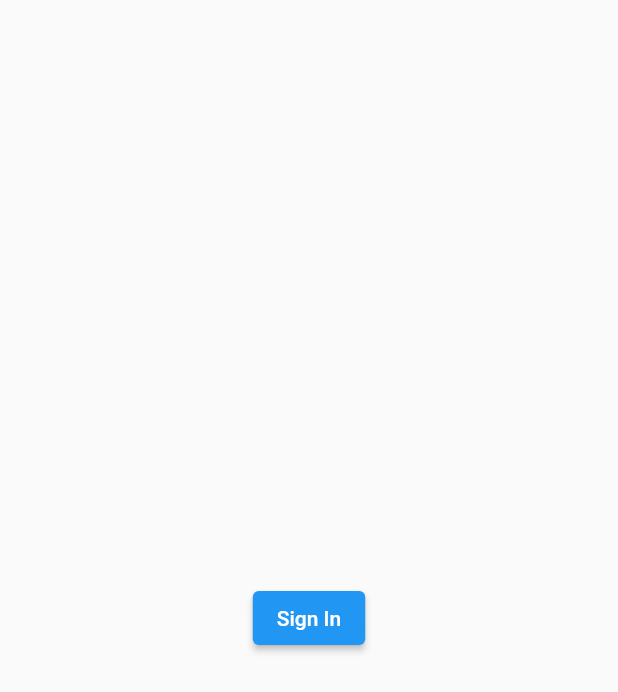
After one commit to Kilo-Loco/whats-next-flutter-demo, a Flutter app: the screen it shows after launch, after a tap on "Sign In", on a phone screen of 412 x 824 dp. The commit adds this screen. Shown: the top 692 px of the screen. Run offline on Flutter 3.47's test engine with Material 2 defaults, Android fonts, the phone set to English and light mode, and no system bars; our stand-ins replace cached_network_image, file_picker; missing offline and left inert: amplify_api, amplify_auth_cognito, amplify_datastore, amplify_datastore_plugin_interface, amplify_flutter, amplify_storage_s3.

Commit message:
latest working storage

```diff
--- a/flutter_amplify_storage/lib/amplifyconfiguration.dart
+++ b/flutter_amplify_storage/lib/amplifyconfiguration.dart
@@ -12,25 +12,25 @@ const amplifyconfig = ''' {
                 "CredentialsProvider": {
                     "CognitoIdentity": {
                         "Default": {
-                            "PoolId": "us-west-2:ec78c122-9b61-4259-871c-e0e108abeaa2",
+                            "PoolId": "us-west-2:ca3573f5-9aa3-4bc3-b8f6-cbca91e2841c",
                             "Region": "us-west-2"
                         }
                     }
                 },
                 "CognitoUserPool": {
                     "Default": {
-                        "PoolId": "us-west-2_HovbYNvWq",
-                        "AppClientId": "2ej4i7cnjudeap63s1fnamru7l",
+                        "PoolId": "us-west-2_fmPlCC3vQ",
+                        "AppClientId": "74fj3nq3ku8o90f7don1tqj9sc",
                         "Region": "us-west-2"
                     }
                 },
                 "Auth": {
                     "Default": {
                         "OAuth": {
-                            "WebDomain": "flutteramplifystorag28eae8c4-28eae8c4-dev.auth.us-west-2.amazoncognito.com",
-                            "AppClientId": "2ej4i7cnjudeap63s1fnamru7l",
-                            "SignInRedirectURI": "gallery://",
-                            "SignOutRedirectURI": "gallery://",
+                            "WebDomain": "flutteramplifystoragf0425bd1-f0425bd1-dev.auth.us-west-2.amazoncognito.com",
+                            "AppClientId": "74fj3nq3ku8o90f7don1tqj9sc",
+                            "SignInRedirectURI": "galleryapp://callback/",
+                            "SignOutRedirectURI": "galleryapp://signout/",
                             "Scopes": [
                                 "phone",
                                 "email",
@@ -44,7 +44,7 @@ const amplifyconfig = ''' {
                 },
                 "S3TransferUtility": {
                     "Default": {
-                        "Bucket": "flutteramplifystorag4472cfa5ec7640a2ab8a6e3aa01154322-dev",
+                        "Bucket": "flutteramplifystorag30e0de925f284756a7d46d5247581044-dev",
                         "Region": "us-west-2"
                     }
                 }
@@ -54,7 +54,7 @@ const amplifyconfig = ''' {
     "storage": {
         "plugins": {
             "awsS3StoragePlugin": {
-                "bucket": "flutteramplifystorag4472cfa5ec7640a2ab8a6e3aa01154322-dev",
+                "bucket": "flutteramplifystorag30e0de925f284756a7d46d5247581044-dev",
                 "region": "us-west-2",
                 "defaultAccessLevel": "guest"
             }
--- /dev/null
+++ b/flutter_amplify_storage/lib/auth_view.dart
@@ -0,0 +1,38 @@
+import 'package:amplify_auth_cognito/amplify_auth_cognito.dart';
+import 'package:amplify_flutter/amplify.dart';
+import 'package:flutter/material.dart';
+
+class AuthView extends StatefulWidget {
+  final VoidCallback didSignIn;
+
+  AuthView({Key key, @required this.didSignIn}) : super(key: key);
+
+  @override
+  State<StatefulWidget> createState() => _AuthViewState();
+}
+
+class _AuthViewState extends State<AuthView> {
+  @override
+  Widget build(BuildContext context) {
+    return Scaffold(
+      body: Center(
+        child: ElevatedButton(
+          child: Text('Sign In'),
+          onPressed: () => _webSignIn(),
+        ),
+      ),
+    );
+  }
+
+  void _webSignIn() async {
+    try {
+      final res = await Amplify.Auth.signInWithWebUI();
+      print(res);
+      if (res.isSignedIn) {
+        widget.didSignIn();
+      }
+    } on AuthException catch (e) {
+      print(e.message);
+    }
+  }
+}
--- a/flutter_amplify_storage/lib/main.dart
+++ b/flutter_amplify_storage/lib/main.dart
@@ -1,4 +1,9 @@
+import 'package:amplify_auth_cognito/amplify_auth_cognito.dart';
+import 'package:amplify_flutter/amplify.dart';
+import 'package:amplify_storage_s3/amplify_storage_s3.dart';
 import 'package:flutter/material.dart';
+import 'package:flutter_amplify_storage/amplifyconfiguration.dart';
+import 'package:flutter_amplify_storage/auth_view.dart';
 import 'package:flutter_amplify_storage/gallery_view.dart';
 
 void main() {
@@ -11,10 +16,62 @@ class MyApp extends StatefulWidget {
 }
 
 class _MyAppState extends State<MyApp> {
+  bool _amplifyConfigured = false;
+  bool _isSignedIn;
+
+  @override
+  void initState() {
+    super.initState();
+
+    _configureAmplify().then((_) => _attemptAutoLogin());
+  }
+
   @override
   Widget build(BuildContext context) {
     return MaterialApp(
-      home: GalleryView(),
-    );
+        home: _isSignedIn != null
+            ? Navigator(
+                pages: [
+                  // Show Auth View
+                  MaterialPage(child: AuthView(didSignIn: () {
+                    setState(() => _isSignedIn = true);
+                  })),
+
+                  // Show Gallery View
+                  if (_isSignedIn)
+                    MaterialPage(child: GalleryView(didSignOut: () {
+                      setState(() {
+                        _isSignedIn = false;
+                      });
+                    }))
+                ],
+                onPopPage: (route, result) => route.didPop(result),
+              )
+            : Container(
+                color: Colors.white,
+              ));
+  }
+
+  Future<void> _configureAmplify() async {
+    try {
+      await Amplify.addPlugin(AmplifyAuthCognito());
+      await Amplify.addPlugin(AmplifyStorageS3());
+      await Amplify.configure(amplifyconfig);
+
+      print('amplify configured');
+
+      setState(() => _amplifyConfigured = true);
+    } catch (e) {
+      print(e);
+    }
+  }
+
+  void _attemptAutoLogin() async {
+    try {
+      final result = await Amplify.Auth.fetchAuthSession();
+      setState(() => _isSignedIn = result.isSignedIn);
+    } catch (e) {
+      print(e);
+    }
   }
 }
```
Also changed, not shown: flutter_amplify_storage/amplify/team-provider-info.json (+9 -9 lines), flutter_amplify_storage/lib/gallery_view.dart (+91 -13 lines), flutter_amplify_storage/pubspec.yaml (+5 -3 lines), flutter_amplify_storage/amplify/.config/project-config.json, flutter_amplify_storage/pubspec.lock, 23 other files.
